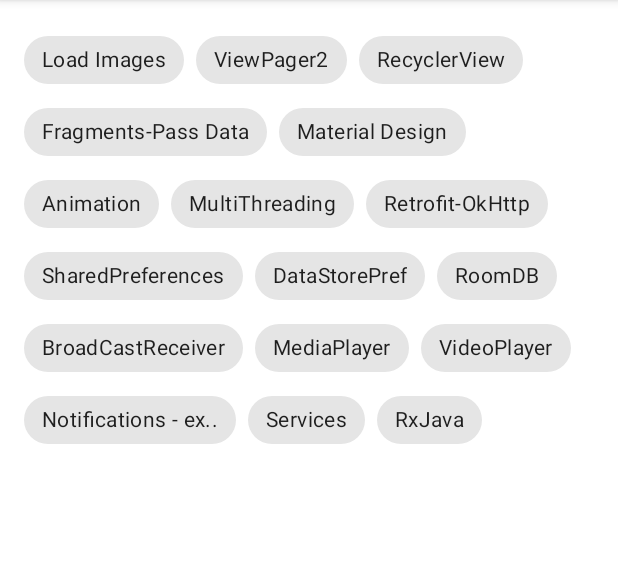
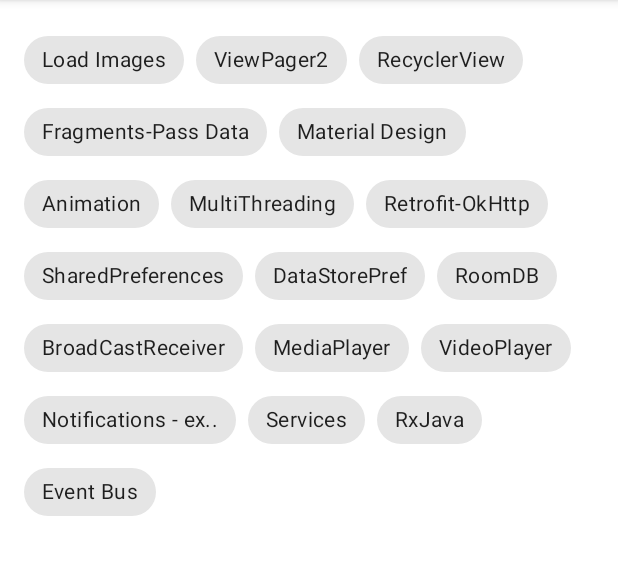
Before and after one commit to ihasanazimi/Practice, an Android app: the screen it shows after launch (MainActivity), on a phone screen of 412 x 824 dp, the part 84-659 px from its top. Run offline under Robolectric (Android 15) with nearby library versions, the phone set to English and light mode, and no system bars; our stand-ins replace EventBus, Room's generated code, RxJava, data binding; libraries missing offline, so code that uses them is left out: com.facebook.drawee; Roboto replaces fonts that are not available here; 1 statement that could not run was skipped.

Commit message:
add event bus

```diff
--- a/app/src/main/java/ir/ha/dep/ui/App.kt
+++ b/app/src/main/java/ir/ha/dep/ui/App.kt
@@ -8,13 +8,18 @@
 import ir.ha.dep.services.ImageLoadingServiceImpl
 import ir.ha.dep.services.http.MyApiService
 import ir.ha.dep.services.http.apiService
+import ir.ha.dep.ui.fragment.MyEvent
+import org.greenrobot.eventbus.EventBus
 import org.koin.android.ext.koin.androidContext
 import org.koin.core.context.startKoin
 import org.koin.dsl.module
+import java.util.*
+import kotlin.concurrent.schedule
 
 class App : Application() {
 
     var context :Context ?= null
+    var timer :Timer ?= null
 
     override fun onCreate() {
         super.onCreate()
@@ -38,5 +43,14 @@
         }
 
 
+
+        // eventBus publisher
+        timer = Timer().also {
+            it.schedule(object : TimerTask(){
+                override fun run() {
+                    EventBus.getDefault().post(MyEvent())
+                } },5000,5000)
+        }
+
     }
 }
--- a/app/src/main/res/layout/activity_main.xml
+++ b/app/src/main/res/layout/activity_main.xml
@@ -209,6 +209,16 @@
                         android:textSize="@dimen/text_size_14sp"
                         app:cornerRadius="@dimen/space_32dp" />
 
+                    <com.google.android.material.chip.Chip
+                        android:id="@+id/btn_eventBus"
+                        android:layout_width="wrap_content"
+                        android:layout_height="wrap_content"
+                        android:checkable="true"
+                        android:text="Event Bus"
+                        android:textAllCaps="false"
+                        android:textSize="@dimen/text_size_14sp"
+                        app:cornerRadius="@dimen/space_32dp" />
+
 
                 </com.google.android.material.chip.ChipGroup>
 
```
Also changed, not shown: app/src/main/java/ir/ha/dep/ui/MainActivity.kt (+12 -0 lines), app/src/main/java/ir/ha/dep/ui/fragment/EventBusFrg.kt (added, +59 -0 lines), app/src/main/res/layout/fragment_event_bus.xml (added, +11 -0 lines).
